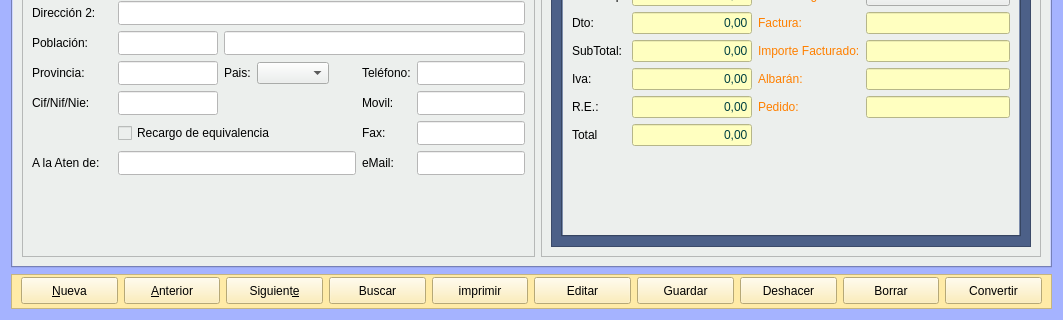
Before: the Qt Designer form Zona_Ventas/frmpresupuestoscli.ui in arcnexus/RedFoX, drawn with Qt 5; both pictures show x 0 to 1063 and y 194 to 514 of the 1063 by 514 pixel window.
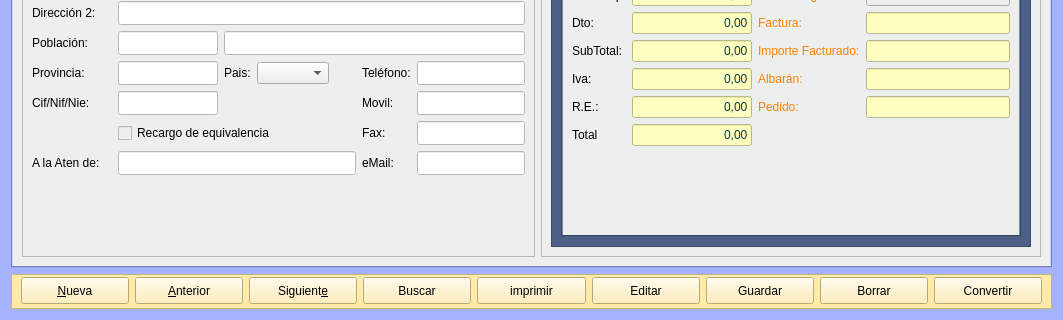
After: the same form once the commit is applied. Icons and pictures are not drawn.

Diff of the .ui file:
```diff
--- a/Zona_Ventas/frmpresupuestoscli.ui
+++ b/Zona_Ventas/frmpresupuestoscli.ui
@@ -2119,29 +2119,6 @@
         </property>
        </widget>
       </item>
-      <item>
-       <widget class="QPushButton" name="btnDeshacer">
-        <property name="minimumSize">
-         <size>
-          <width>0</width>
-          <height>27</height>
-         </size>
-        </property>
-        <property name="text">
-         <string>Deshacer</string>
-        </property>
-        <property name="icon">
-         <iconset resource="../maya.qrc">
-          <normaloff>:/Icons/PNG/undo.png</normaloff>:/Icons/PNG/undo.png</iconset>
-        </property>
-        <property name="iconSize">
-         <size>
-          <width>24</width>
-          <height>24</height>
-         </size>
-        </property>
-       </widget>
-      </item>
       <item>
        <widget class="QPushButton" name="btnBorrar">
         <property name="minimumSize">
```
Left out of the diff: 1 changed line with no effect on the pictures.
